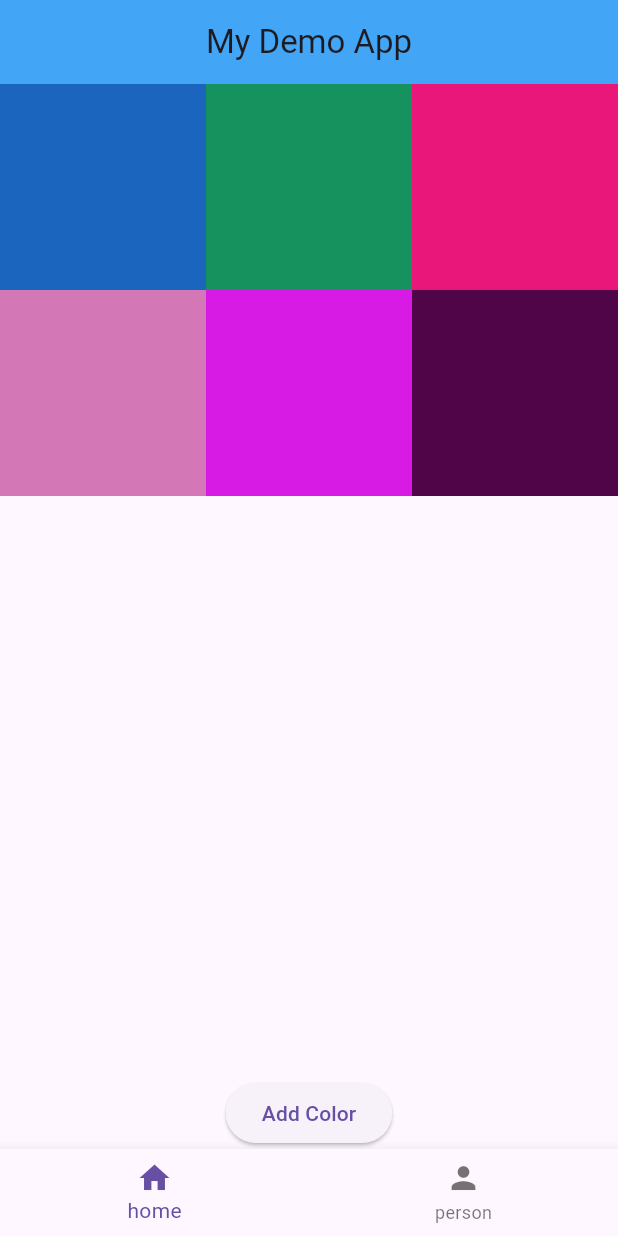
After one commit to hoangchitrung/flutter_course, a Flutter app: the screen it shows after launch, after a tap on "Add Color", on a phone screen of 412 x 824 dp. The commit adds this screen. Run offline on Flutter 3.47's test engine with Material 3 defaults, Android fonts, the light colour scheme and no system bars.

Commit message:
ListView and GridView

```diff
--- /dev/null
+++ b/code/projects/flutter_demo_v1/lib/MyFirstWidget/GridView.dart
@@ -0,0 +1,63 @@
+import 'package:flutter/material.dart';
+import 'dart:math';
+
+class GridViewMethod extends StatefulWidget {
+  @override
+  State<StatefulWidget> createState() {
+    return _GridViewMethod();
+  }
+}
+
+class _GridViewMethod extends State<GridViewMethod> {
+  static Random random = Random();
+
+  void update() {
+    setState(() {
+      colors.add(
+        Container(
+          width: 100,
+          height: 200,
+          color: Color.fromARGB(
+            255,
+            random.nextInt(256),
+            random.nextInt(256),
+            random.nextInt(256),
+          ),
+        ),
+      );
+    });
+  }
+
+  List<Widget> colors = List.generate(5, (index) {
+    return Container(
+      width: 100,
+      height: 200,
+      color: Color.fromARGB(
+        255,
+        random.nextInt(256),
+        random.nextInt(256),
+        random.nextInt(256),
+      ),
+    );
+  });
+  @override
+  Widget build(BuildContext context) {
+    return Column(
+      children: [
+        Expanded(
+          child: GridView.builder(
+            gridDelegate: SliverGridDelegateWithFixedCrossAxisCount(
+              crossAxisCount: 3,
+            ),
+            itemCount: colors.length,
+            itemBuilder: (context, index) {
+              Widget c = colors[index];
+              return GridTile(child: c);
+            },
+          ),
+        ),
+        ElevatedButton(onPressed: update, child: Text("Add Color")),
+      ],
+    );
+  }
+}
--- a/code/projects/flutter_demo_v1/lib/main.dart
+++ b/code/projects/flutter_demo_v1/lib/main.dart
@@ -1,6 +1,7 @@
 import 'package:flutter/material.dart';
-import 'package:flutter_demo_v1/MyFirstWidget/ListCard.dart';
-import 'package:flutter_demo_v1/MyFirstWidget/MyHome2.dart';
+import 'package:flutter_demo_v1/MyFirstWidget/Counter.dart';
+import 'package:flutter_demo_v1/MyFirstWidget/GridView.dart';
+import 'package:flutter_demo_v1/MyFirstWidget/ListView.dart';
 
 void main() {
   runApp(MyApp());
@@ -9,6 +10,21 @@ void main() {
 class MyApp extends StatelessWidget {
   @override
   Widget build(BuildContext context) {
-    return MaterialApp(title: "My Demo App", home: Listcard());
+    return MaterialApp(
+      home: Scaffold(
+        appBar: AppBar(
+          title: Text("My Demo App"),
+          backgroundColor: Colors.blue[400],
+          centerTitle: true,
+        ),
+        body: GridViewMethod(),
+        bottomNavigationBar: BottomNavigationBar(
+          items: const <BottomNavigationBarItem>[
+            BottomNavigationBarItem(icon: Icon(Icons.home), label: 'home'),
+            BottomNavigationBarItem(icon: Icon(Icons.person), label: 'person'),
+          ],
+        ),
+      ),
+    );
   }
 }
```
Also changed, not shown: code/projects/flutter_demo_v1/lib/MyFirstWidget/Counter.dart (added, +29 -0 lines), code/projects/flutter_demo_v1/lib/MyFirstWidget/ListView.dart (added, +44 -0 lines).
